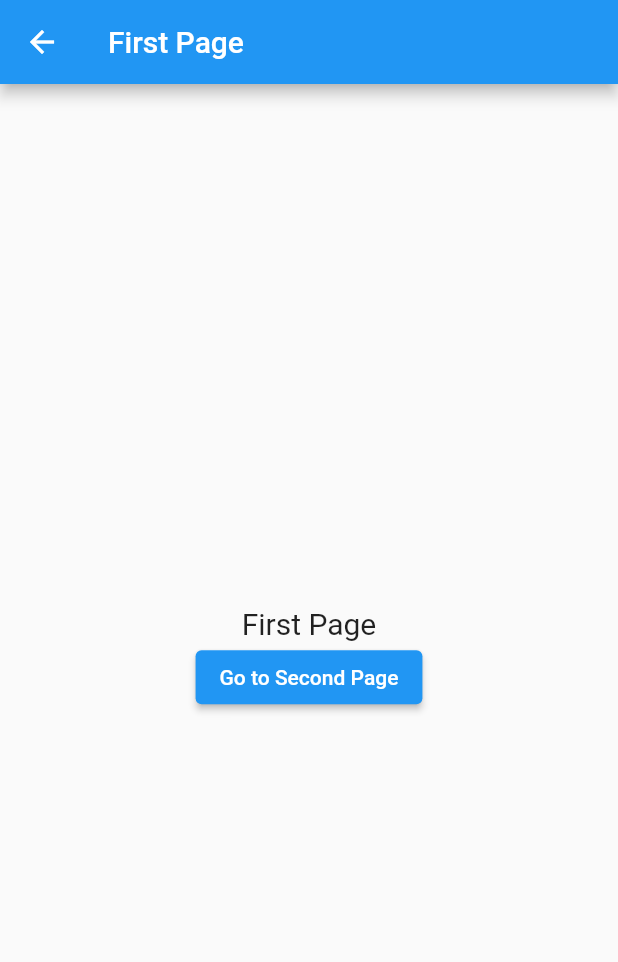
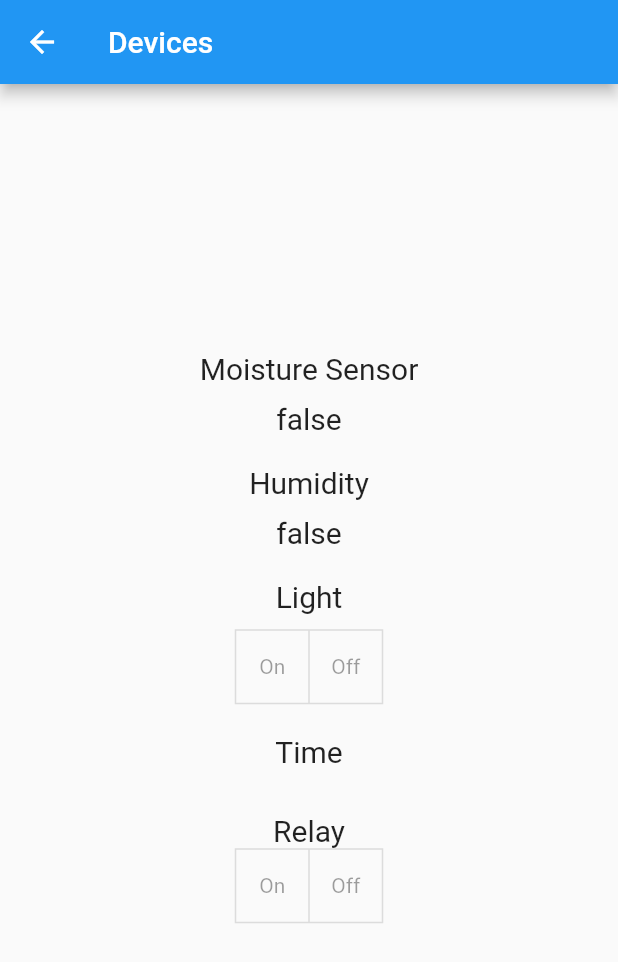
Before and after one commit to PewterZz/Botanik, a Flutter app: the screen it shows once a user with an empty profile is signed in, after a tap on "Go to Second Page", on a phone screen of 412 x 824 dp. Shown: the top 962 px of the screen. Run offline on Flutter 3.47's test engine with Material 2 defaults, Android fonts, the phone set to English and light mode, and no system bars; our stand-ins replace firebase_auth, firebase_core, flutter_blue_plus; accounts and stored records are empty.

Commit message:
create layout

```diff
--- a/lib/devices.dart
+++ b/lib/devices.dart
@@ -2,59 +2,99 @@ import 'package:flutter/material.dart';
 import 'profile.dart';
 import 'package:flutter_blue_plus/flutter_blue_plus.dart';
 
-class Devices extends StatelessWidget {
+class Devices extends StatefulWidget {
+  @override
+  _DeviceState createState() => _DeviceState();
+}
+
+class _DeviceState extends State<Devices> {
+  bool isMoisture = false;
+  bool isHumidity = false;
+  bool isLightOn = false;
+  bool isRelayOn = false;
+
   @override
   Widget build(BuildContext context) {
     return Scaffold(
       appBar: AppBar(
-        title: Text('First Page'),
+        title: const Text('Devices'),
       ),
       body: Center(
         child: Column(
           mainAxisAlignment: MainAxisAlignment.center,
           children: <Widget>[
-            Text(
-              'First Page',
+            const Text(
+              'Moisture Sensor',
               style: TextStyle(fontSize: 20),
             ),
-            ElevatedButton(
-              onPressed: () async {
-                // check if bluetooth is supported by your hardware
-// Note: The platform is initialized on the first call to any FlutterBluePlus method.
-                if (await FlutterBluePlus.isSupported == false) {
-                  print("Bluetooth not supported by this device");
-                  return;
-                }
+            const SizedBox(height: 10),
+            Text(isMoisture.toString(), style: const TextStyle(fontSize: 20)),
+            const SizedBox(height: 20),
+            const Text(
+              'Humidity',
+              style: TextStyle(fontSize: 20),
+            ),
+            const SizedBox(height: 10),
+            Text(isHumidity.toString(), style: TextStyle(fontSize: 20)),
+            const SizedBox(height: 20),
+            const Text(
+              'Light',
+              style: TextStyle(fontSize: 20),
+            ),
+            const SizedBox(height: 10),
+            ToggleButtons(
+              children: [
+                IconButton(
+                    onPressed: () => {
+                          setState(() {
+                            isLightOn = true;
+                          })
+                        },
+                    icon: const Text("On")),
+                IconButton(
+                    onPressed: () => {
+                          setState(() {
+                            isLightOn = false;
+                          })
+                        },
+                    icon: const Text("Off"))
+              ],
+              isSelected: [true, false],
+            ),
+            const SizedBox(height: 20),
+            const Text(
+              'Time',
+              style: TextStyle(fontSize: 20),
+            ),
+            const SizedBox(height: 10),
 
-// handle bluetooth on & off
-// note: for iOS the initial state is typically BluetoothAdapterState.unknown
-// note: if you have permissions issues you will get stuck at BluetoothAdapterState.unauthorized
-                FlutterBluePlus.adapterState.listen((BluetoothAdapterState state) async {
-                  print(state);
-                  if (state == BluetoothAdapterState.on) {
-                    // usually start scanning, connecting, etc
-                    var subscription = FlutterBluePlus.scanResults.listen((results) {
-                      if (results.isNotEmpty) {
-                        ScanResult r = results.last; // the most recently found device
-                        print('${r.device.remoteId}: "${r.advertisementData.advName}" found!');
-                      }
-                    },
-                        // onError(e) => print(e);
-                  );
-
-// Start scanning
-                  await FlutterBluePlus.startScan();
-
-// Stop scanning
-                  await FlutterBluePlus.stopScan();
-                  } else {
-                    // show an error to the user, etc
-                  }
-                });
-
-              },
-              child: Text('Go to Second Page'),
+            const SizedBox(height: 20),
+            const Text(
+              'Relay',
+              style: TextStyle(fontSize: 20),
             ),
+            ToggleButtons(
+              children: [
+                IconButton(
+                    onPressed: () => {
+                          setState(() {
+                            isRelayOn = true;
+                          })
+                        },
+                    icon: const Text("On")),
+                IconButton(
+                    onPressed: () => {
+                          setState(() {
+                            isRelayOn = false;
+                          })
+                        },
+                    icon: const Text("Off"))
+              ],
+              isSelected: [true, false],
+            ),
+            // const ToggleButtons(children: children, isSelected: isSelected),
+            const SizedBox(height: 10),
+            const SizedBox(height: 20),
           ],
         ),
       ),
--- a/lib/main.dart
+++ b/lib/main.dart
@@ -33,7 +33,8 @@ class AuthChecker extends StatelessWidget {
 }
 
 void main() async {
-  WidgetsFlutterBinding.ensureInitialized(); // Ensure that Flutter bindings are initialized
+  WidgetsFlutterBinding
+      .ensureInitialized(); // Ensure that Flutter bindings are initialized
 
   await Firebase.initializeApp(); // Initialize Firebase
 
@@ -94,7 +95,8 @@ class _BottomNavPageState extends State<BottomNavPage> {
   void _onBottomNavTapped(int index) {
     setState(() {
       _currentPageIndex = index;
-      _pageController.animateToPage(index, duration: Duration(milliseconds: 300), curve: Curves.ease);
+      _pageController.animateToPage(index,
+          duration: Duration(milliseconds: 300), curve: Curves.ease);
     });
   }
 
--- a/lib/profile.dart
+++ b/lib/profile.dart
@@ -2,29 +2,37 @@ import 'package:flutter/material.dart';
 import 'devices.dart';
 
 class Profile extends StatelessWidget {
+  final TextEditingController wifiSSIDController = TextEditingController();
+  final TextEditingController wifiPasswordController = TextEditingController();
   @override
   Widget build(BuildContext context) {
     return Scaffold(
       appBar: AppBar(
-        title: Text('First Page'),
+        title: Text('Profile'),
       ),
       body: Center(
         child: Column(
           mainAxisAlignment: MainAxisAlignment.center,
           children: <Widget>[
-            Text(
-              'First Page',
-              style: TextStyle(fontSize: 20),
+            TextFormField(
+              controller: wifiSSIDController,
+              decoration: InputDecoration(
+                labelText: 'WIFI SSID',
+                border: OutlineInputBorder(),
+              ),
+              keyboardType: TextInputType.emailAddress,
             ),
-            ElevatedButton(
-              onPressed: () {
-                Navigator.push(
-                  context,
-                  MaterialPageRoute(builder: (context) => Devices()),
-                );
-              },
-              child: Text('Go to Second Page'),
+            SizedBox(height: 20),
+            TextFormField(
+              controller: wifiPasswordController,
+              obscureText: true,
+              decoration: InputDecoration(
+                labelText: 'WIFI Password',
+                border: OutlineInputBorder(),
+              ),
+              keyboardType: TextInputType.visiblePassword,
             ),
+            SizedBox(height: 20),
           ],
         ),
       ),
```
